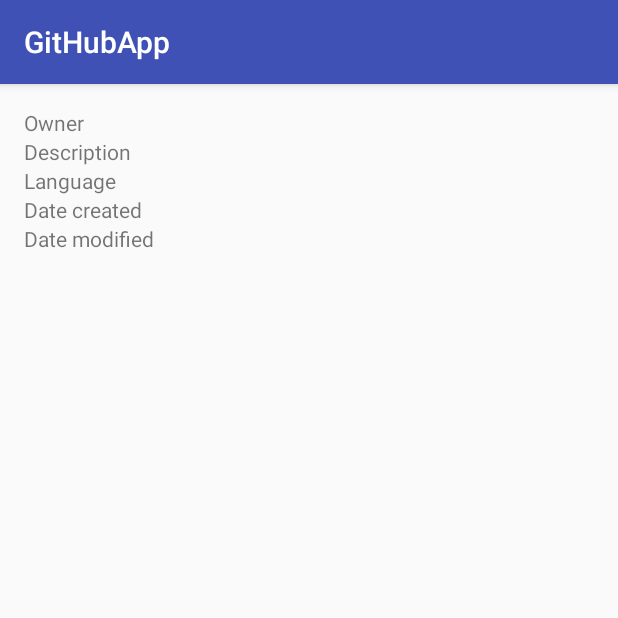
After one commit to dean95/github-search, an Android app: the RepositoryDetailActivity screen opened directly, with no data from a screen before it, on a phone screen of 412 x 824 dp, the top half of it. The commit adds this screen. Run offline under Robolectric (Android 15) with nearby library versions, the phone set to English and light mode, and no system bars.

```diff
--- a/app/src/main/AndroidManifest.xml
+++ b/app/src/main/AndroidManifest.xml
@@ -17,6 +17,7 @@
                 <category android:name="android.intent.category.LAUNCHER" />
             </intent-filter>
         </activity>
+        <activity android:name=".RepositoryDetailActivity"></activity>
     </application>
 
 </manifest>
--- /dev/null
+++ b/app/src/main/java/com/example/dean/githubapp/RepositoryDetailActivity.java
@@ -0,0 +1,41 @@
+package com.example.dean.githubapp;
+
+import android.content.Intent;
+import android.support.v7.app.AppCompatActivity;
+import android.os.Bundle;
+import android.widget.TextView;
+
+import com.example.dean.githubapp.data.Repository;
+
+public class RepositoryDetailActivity extends AppCompatActivity {
+
+    private TextView mOwnerTextView;
+    private TextView mDescriptionTextView;
+    private TextView mLanguageTextView;
+    private TextView mDateCreatedTextView;
+    private TextView mDateModifiedTextView;
+
+    @Override
+    protected void onCreate(Bundle savedInstanceState) {
+        super.onCreate(savedInstanceState);
+        setContentView(R.layout.activity_repository_detail);
+
+        mOwnerTextView = (TextView) findViewById(R.id.tv_owner_name);
+        mDescriptionTextView = (TextView) findViewById(R.id.tv_description);
+        mLanguageTextView = (TextView) findViewById(R.id.tv_language);
+        mDateCreatedTextView = (TextView) findViewById(R.id.tv_date_created);
+        mDateModifiedTextView = (TextView) findViewById(R.id.tv_date_modified);
+
+        Intent intent = getIntent();
+        if (intent.hasExtra(RepositorySearchActivity.REPOSITORY_EXTRA)) {
+            Repository repository = (Repository)
+                    intent.getSerializableExtra(RepositorySearchActivity.REPOSITORY_EXTRA);
+
+            mOwnerTextView.setText(repository.getName());
+            mDescriptionTextView.setText(repository.getDescription());
+            mLanguageTextView.setText(repository.getLanguage());
+            mDateCreatedTextView.setText(repository.getDatePublished());
+            mDateModifiedTextView.setText(repository.getDateModified());
+        }
+    }
+}
--- a/app/src/main/java/com/example/dean/githubapp/data/Repository.java
+++ b/app/src/main/java/com/example/dean/githubapp/data/Repository.java
@@ -1,6 +1,8 @@
 package com.example.dean.githubapp.data;
 
-public class Repository {
+import java.io.Serializable;
+
+public class Repository implements Serializable {
 
     private String name;
     private String owner;
--- /dev/null
+++ b/app/src/main/res/layout/activity_repository_detail.xml
@@ -0,0 +1,61 @@
+<?xml version="1.0" encoding="utf-8"?>
+<GridLayout xmlns:android="http://schemas.android.com/apk/res/android"
+    xmlns:tools="http://schemas.android.com/tools"
+    android:id="@+id/activity_repository_detail"
+    android:layout_width="match_parent"
+    android:layout_height="match_parent"
+    android:orientation="horizontal"
+    android:padding="16dp"
+    android:columnCount="2"
+    tools:context="com.example.dean.githubapp.RepositoryDetailActivity">
+
+    <TextView
+        android:layout_width="wrap_content"
+        android:layout_height="wrap_content"
+        android:text="@string/owner_label"/>
+
+    <TextView
+        android:id="@+id/tv_owner_name"
+        android:layout_width="wrap_content"
+        android:layout_height="wrap_content" />
+
+    <TextView
+        android:layout_width="wrap_content"
+        android:layout_height="wrap_content"
+        android:text="@string/description_label"/>
+
+    <TextView
+        android:id="@+id/tv_description"
+        android:layout_width="wrap_content"
+        android:layout_height="wrap_content" />
+
+    <TextView
+        android:layout_width="wrap_content"
+        android:layout_height="wrap_content"
+        android:text="@string/language_label"/>
+
+    <TextView
+        android:id="@+id/tv_language"
+        android:layout_width="wrap_content"
+        android:layout_height="wrap_content" />
+
+    <TextView
+        android:layout_width="wrap_content"
+        android:layout_height="wrap_content"
+        android:text="@string/date_created_label"/>
+
+    <TextView
+        android:id="@+id/tv_date_created"
+        android:layout_width="wrap_content"
+        android:layout_height="wrap_content" />
+
+    <TextView
+        android:text="@string/date_modified_label"
+        android:layout_width="wrap_content"
+        android:layout_height="wrap_content"/>
+
+    <TextView
+        android:id="@+id/tv_date_modified"
+        android:layout_width="wrap_content"
+        android:layout_height="wrap_content" />
+</GridLayout>
--- a/app/src/main/res/layout/repository_list_item.xml
+++ b/app/src/main/res/layout/repository_list_item.xml
@@ -2,7 +2,7 @@
 <LinearLayout xmlns:android="http://schemas.android.com/apk/res/android"
     android:orientation="horizontal"
     android:layout_width="match_parent"
-    android:layout_height="match_parent"
+    android:layout_height="wrap_content"
     android:padding="16dp">
 
     <ImageView
--- a/app/src/main/res/values/strings.xml
+++ b/app/src/main/res/values/strings.xml
@@ -3,4 +3,9 @@
     <string name="et_search_hint">Search Query</string>
     <string name="btn_search_label">Search</string>
     <string name="iv_author_thumbnail">Author thumbnail</string>
+    <string name="owner_label">Owner</string>
+    <string name="description_label">Description</string>
+    <string name="language_label">Language</string>
+    <string name="date_created_label">Date created</string>
+    <string name="date_modified_label">Date modified</string>
 </resources>
```
Also changed, not shown: app/src/main/java/com/example/dean/githubapp/RepositoryAdapter.java (+16 -3 lines), app/src/main/java/com/example/dean/githubapp/RepositorySearchActivity.java (+21 -2 lines).
